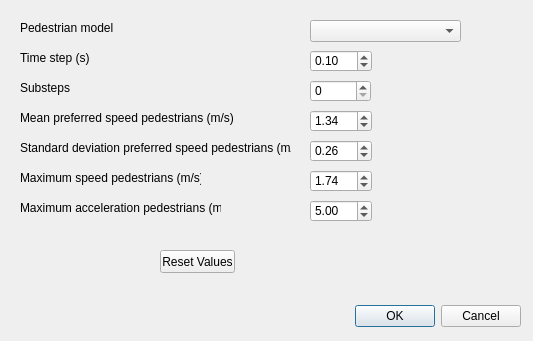
This is Source/menge_dialog_parameter_settings.ui in HendrikBV/A-surrogate-based-tabu-search-heuristic-to-optimise-people-flows-in-a-timetable as Qt 5 draws it before an edit. The edited form follows.
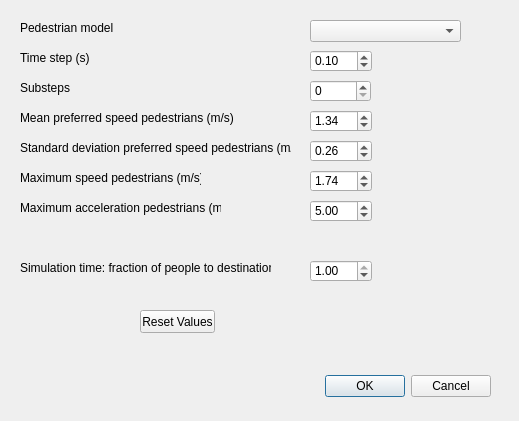
This is the edited form. Icons and pictures are not drawn.

```diff
--- a/Source/menge_dialog_parameter_settings.ui
+++ b/Source/menge_dialog_parameter_settings.ui
@@ -6,8 +6,8 @@
    <rect>
     <x>0</x>
     <y>0</y>
-    <width>533</width>
-    <height>341</height>
+    <width>519</width>
+    <height>421</height>
    </rect>
   </property>
   <property name="windowTitle">
@@ -20,8 +20,8 @@
   <widget class="QDialogButtonBox" name="buttonBox">
    <property name="geometry">
     <rect>
-     <x>180</x>
-     <y>300</y>
+     <x>150</x>
+     <y>370</y>
      <width>341</width>
      <height>32</height>
     </rect>
@@ -113,8 +113,8 @@
   <widget class="QPushButton" name="pushButton_main_reset">
    <property name="geometry">
     <rect>
-     <x>160</x>
-     <y>250</y>
+     <x>140</x>
+     <y>310</y>
      <width>75</width>
      <height>23</height>
     </rect>
@@ -282,6 +282,41 @@
     <double>0.260000000000000</double>
    </property>
   </widget>
+  <widget class="QLabel" name="label_8">
+   <property name="geometry">
+    <rect>
+     <x>20</x>
+     <y>260</y>
+     <width>251</width>
+     <height>16</height>
+    </rect>
+   </property>
+   <property name="text">
+    <string>Simulation time: fraction of people to destination</string>
+   </property>
+   <property name="buddy">
+    <cstring>doubleSpinBox_main_maxaccel</cstring>
+   </property>
+  </widget>
+  <widget class="QDoubleSpinBox" name="doubleSpinBox_simulationpercentile">
+   <property name="geometry">
+    <rect>
+     <x>310</x>
+     <y>260</y>
+     <width>62</width>
+     <height>22</height>
+    </rect>
+   </property>
+   <property name="maximum">
+    <double>1.000000000000000</double>
+   </property>
+   <property name="singleStep">
+    <double>0.050000000000000</double>
+   </property>
+   <property name="value">
+    <double>1.000000000000000</double>
+   </property>
+  </widget>
  </widget>
  <tabstops>
   <tabstop>comboBox</tabstop>
```
